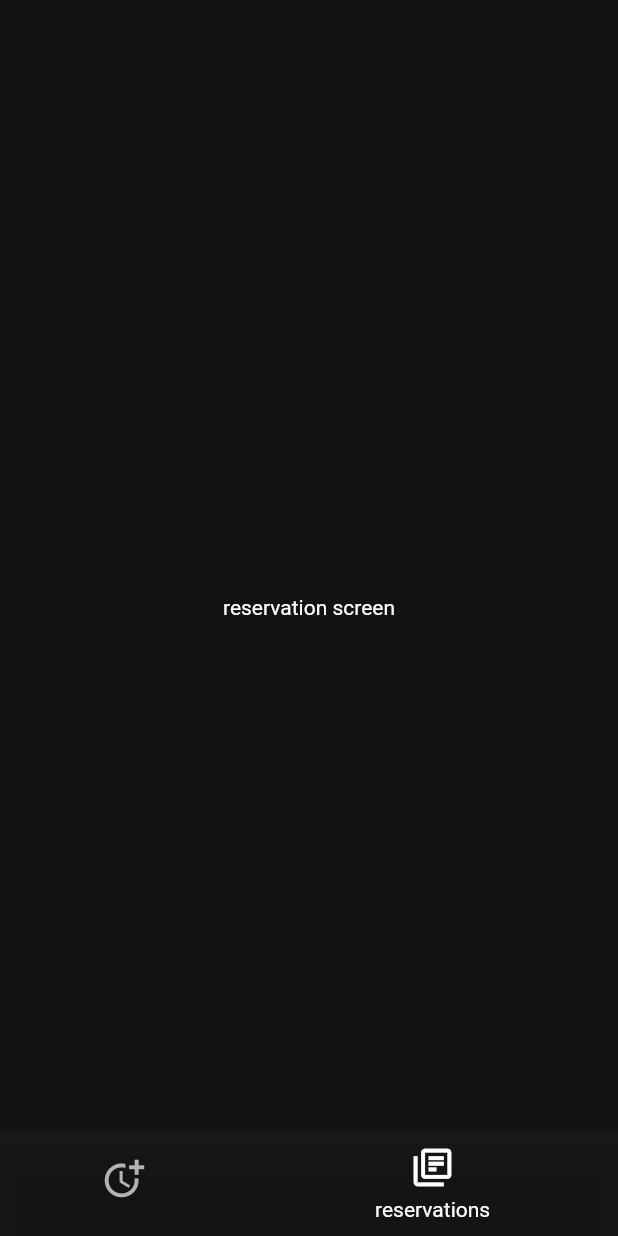
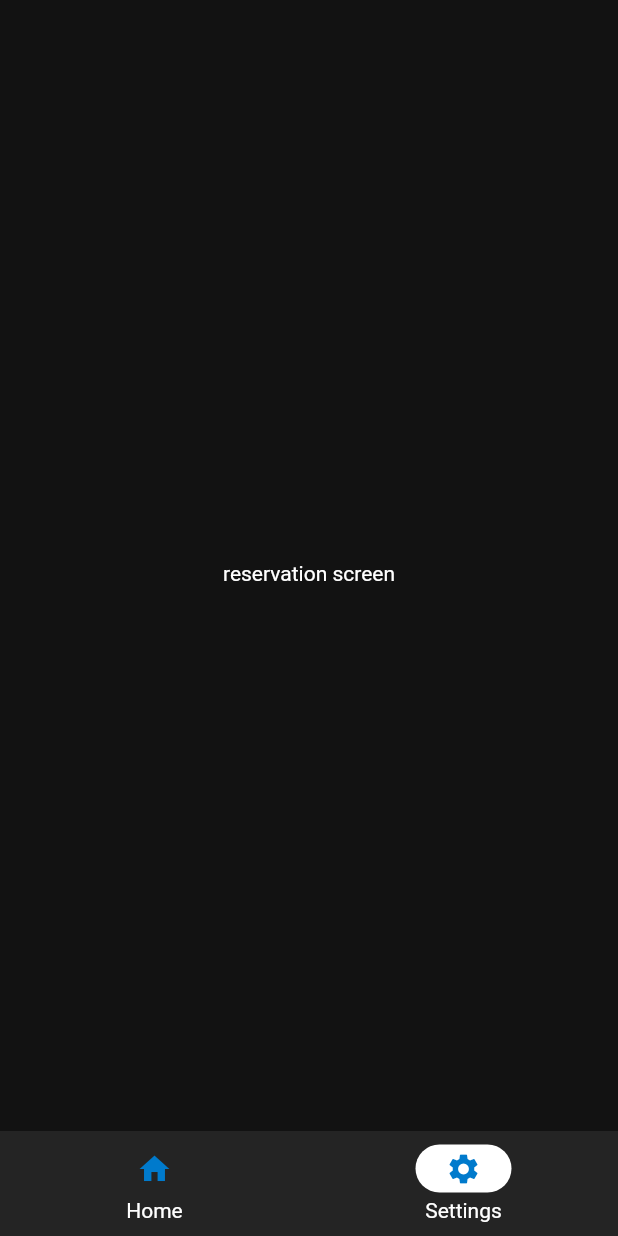
Before and after one commit to shaderone/samvit, a Flutter app: the screen it shows after launch, item 2 of the bottom bar chosen, on a phone screen of 412 x 824 dp. Run offline on Flutter 3.47's test engine with Material 2 defaults, Android fonts, the phone set to English and light mode, and no system bars.

Commit message:
Replace bottomNavBar with MaterialYou-navbar

```diff
--- a/lib/core/constants.dart
+++ b/lib/core/constants.dart
@@ -1,6 +1,9 @@
 import 'package:flutter/material.dart';
 
 /* Common */
+const pureWhite = Color(0xFFFFFFFF);
+const pureBlack = Color(0xFF000000);
+
 //buttons
 const secondaryBlueShadeDark = Color(0xFF007ACC);
 //all blue on reservations page
@@ -12,7 +15,7 @@ const bgDark = Color(0xFF121212);
 const primaryDark = Color(0xFF1F1F1F);
 const primaryDarkShadeDark = Color(0xFF171717);
 const primaryDarkShadeLight = Color(0xFF333333);
-const bottomNavDark = Color(0x00171717);
+const bottomNavDark = Color(0xFF242424);
 
 //input stroke, inactive
 const strokeLight = Color(0xFF616161);
--- a/lib/main.dart
+++ b/lib/main.dart
@@ -17,7 +17,9 @@ class MyApp extends StatelessWidget {
           debugShowCheckedModeBanner: false,
           themeMode: ThemeMode.dark,
           //theme: CustomTheme.lightTheme, //later
-          darkTheme: CustomTheme.darkTheme,
+          darkTheme: CustomTheme.darkTheme.copyWith(
+            splashColor: Colors.transparent,
+          ),
           home: const App(),
         );
       },
--- a/lib/presentation/root/app.dart
+++ b/lib/presentation/root/app.dart
@@ -1,3 +1,4 @@
+import 'package:brechfete/core/constants.dart';
 import 'package:brechfete/presentation/root/widgets/bottom_navbar.dart';
 
 import 'package:brechfete/presentation/screens/booking/booking_screen.dart';
@@ -17,17 +18,36 @@ class App extends StatelessWidget {
     return Scaffold(
       appBar: AppBar(
         elevation: 0,
+        toolbarHeight: 10,
         backgroundColor: Colors.transparent,
       ),
       body: SafeArea(
         child: ValueListenableBuilder(
-          valueListenable: currentSelectedIndexNotifier,
+          valueListenable: MaterialBottomNav.currentSelectedIndexNotifier,
           builder: (BuildContext context, int newSelectedIndex, Widget? _) {
             return pages[newSelectedIndex];
           },
         ),
       ),
-      bottomNavigationBar: const BottomNavbar(),
+      bottomNavigationBar: SizedBox(
+        height: 70,
+        child: MaterialBottomNav(
+          labelBehavior: NavigationDestinationLabelBehavior.alwaysShow,
+          onItemTap: (int newIndex) {
+            MaterialBottomNav.currentSelectedIndexNotifier.value = newIndex;
+          },
+          destinations: const [
+            NavigationDestination(
+              icon: Icon(Icons.home),
+              label: 'Home',
+            ),
+            NavigationDestination(
+              icon: Icon(Icons.settings),
+              label: 'Settings',
+            ),
+          ],
+        ),
+      ),
     );
   }
 }
--- a/lib/presentation/root/widgets/bottom_navbar.dart
+++ b/lib/presentation/root/widgets/bottom_navbar.dart
@@ -1,50 +1,35 @@
-import 'package:brechfete/core/constants.dart';
 import 'package:flutter/material.dart';
 
-final ValueNotifier<int> currentSelectedIndexNotifier = ValueNotifier(0);
+class MaterialBottomNav extends StatelessWidget {
+  static final ValueNotifier<int> currentSelectedIndexNotifier =
+      ValueNotifier(0);
+  final List<NavigationDestination> destinations;
+  final NavigationDestinationLabelBehavior? labelBehavior;
+  final void Function(int index) onItemTap;
+  final Color? backgroundColor;
 
-class BottomNavbar extends StatelessWidget {
-  const BottomNavbar({Key? key}) : super(key: key);
+  const MaterialBottomNav({
+    Key? key,
+    required this.onItemTap,
+    required this.destinations,
+    this.backgroundColor,
+    this.labelBehavior,
+  }) : super(key: key);
 
   @override
   Widget build(BuildContext context) {
     return ValueListenableBuilder(
         valueListenable: currentSelectedIndexNotifier,
-        builder: (BuildContext context, int newSelectedIndex, Widget? _) {
-          return SizedBox(
-            height: 70,
-            child: BottomNavigationBar(
-              currentIndex: newSelectedIndex,
-              backgroundColor: primaryDark,
-              selectedItemColor: Colors.white,
-              unselectedItemColor: textWhiteShadeDark,
-              iconSize: 30,
-              selectedFontSize: 14,
-              unselectedFontSize: 14,
-              //fixedColor: primaryDark,
-              type: BottomNavigationBarType.shifting,
-              onTap: (newIndex) {
-                currentSelectedIndexNotifier.value = newIndex;
-              },
-              items: [
-                const BottomNavigationBarItem(
-                  icon: Padding(
-                    padding: EdgeInsets.only(bottom: 5),
-                    child: Icon(Icons.more_time),
-                  ),
-                  label: "booking",
-                  backgroundColor: primaryDarkShadeDark,
-                ),
-                BottomNavigationBarItem(
-                  icon: const Padding(
-                    padding: EdgeInsets.only(bottom: 5),
-                    child: Icon(Icons.library_books_outlined),
-                  ),
-                  label: "reservations",
-                  backgroundColor: primaryDark.withOpacity(.4),
-                ),
-              ],
-            ),
+        builder: (BuildContext context, int newIndex, Widget? _) {
+          return NavigationBar(
+            //animationDuration: const Duration(seconds: 2),
+            labelBehavior: labelBehavior,
+            backgroundColor: backgroundColor,
+            selectedIndex: newIndex,
+            onDestinationSelected: (int tappedIndex) {
+              onItemTap(tappedIndex);
+            },
+            destinations: destinations,
           );
         });
   }
--- a/lib/presentation/root/widgets/custom_theme.dart
+++ b/lib/presentation/root/widgets/custom_theme.dart
@@ -10,7 +10,22 @@ class CustomTheme {
         //background color
         primary: secondaryBlueShadeDark,
         //text color
-        onPrimary: textWhiteShadeLight,
+        onPrimary: pureWhite,
+      ),
+    ),
+    // custom material you navbar theme
+    navigationBarTheme: NavigationBarThemeData(
+      backgroundColor: bottomNavDark,
+      indicatorColor: pureWhite,
+      iconTheme: MaterialStateProperty.all(
+        const IconThemeData(
+          color: secondaryBlueShadeDark,
+        ),
+      ),
+      labelTextStyle: MaterialStateProperty.all(
+        const TextStyle(
+          fontSize: 14,
+        ),
       ),
     ),
     //will make all the text addptive to darkmode
--- a/pubspec.yaml
+++ b/pubspec.yaml
@@ -27,7 +27,6 @@ environment:
 # the latest version available on pub.dev. To see which dependencies have newer
 # versions available, run `flutter pub outdated`.
 dependencies:
-  cupertino_icons: ^1.0.2
   flutter:
     sdk: flutter
 
```
Also changed, not shown: pubspec.lock.
